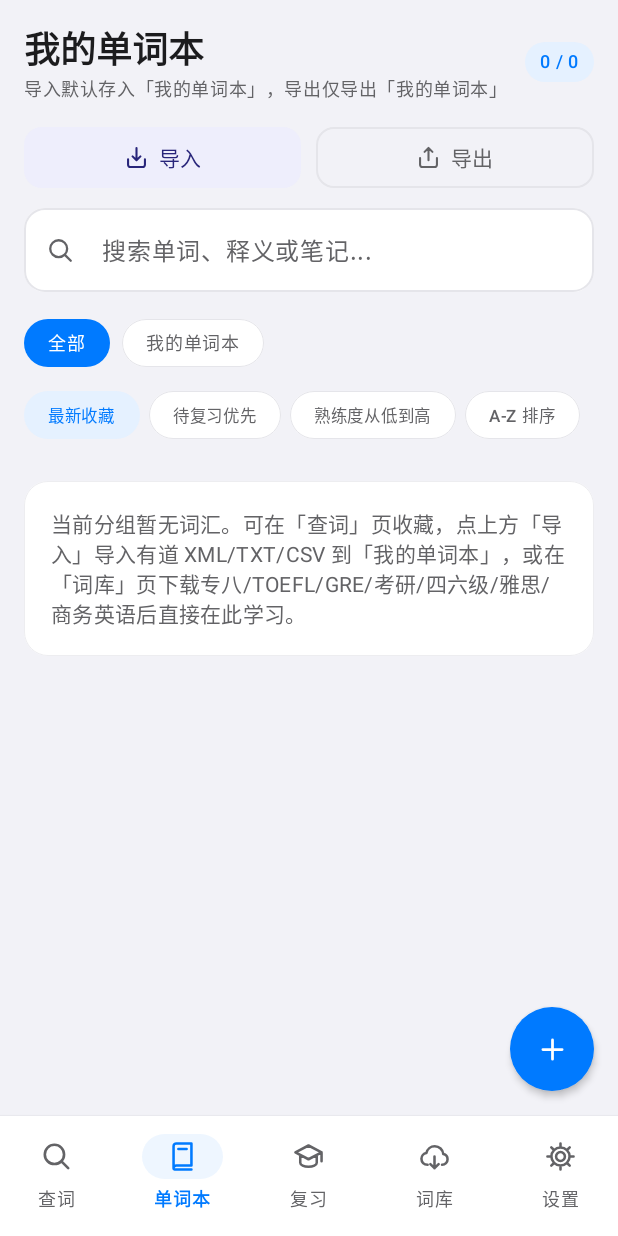
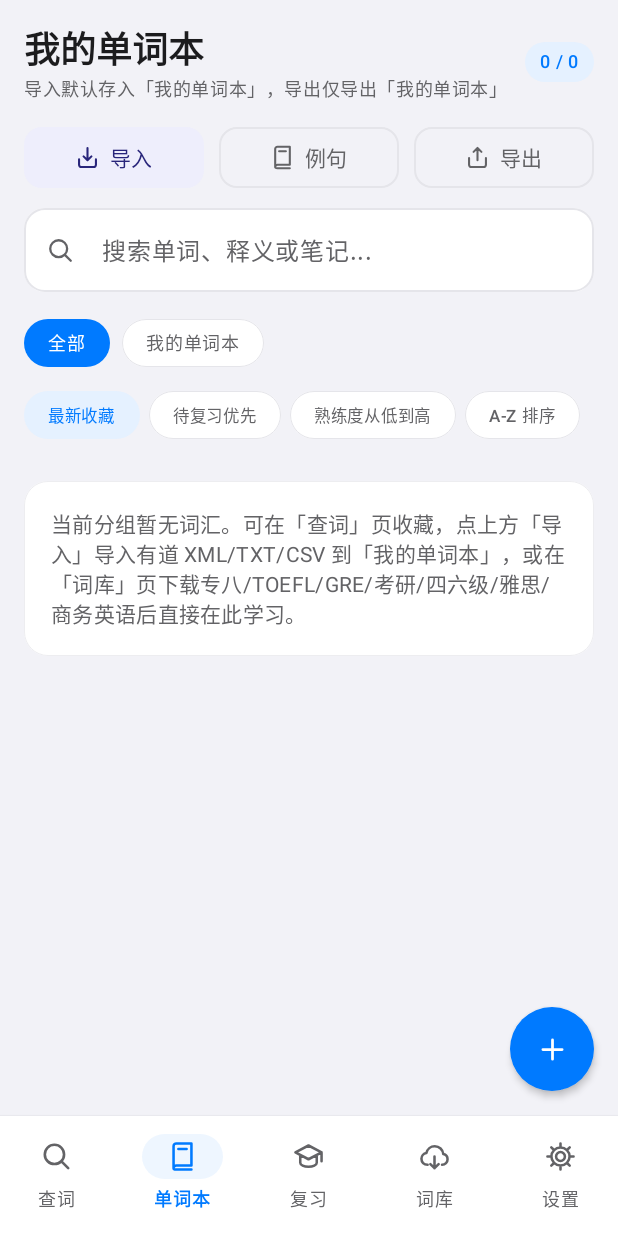
Before and after one commit to sleepy980wl/GeminiDictAndroid-lite, an Android app built with Jetpack Compose: the screen it shows after launch (MainActivity), item 2 of the bottom bar chosen, on a phone screen of 412 x 824 dp. Run offline under Robolectric (Android 15) with nearby library versions, the phone set to English and light mode, and no system bars; our stand-ins replace Room's generated code; libraries missing offline, so code that uses them is left out: com.k2fsa.sherpa; 11 statements that could not run were skipped.

Commit message:
feat: one-tap example fill in wordbook + auto-read in review
Wordbook: new "例句" button between 导入 and 导出. It fills in a
missing example sentence for every word in 我的单词本 from an
already-downloaded dictionary that carries bilingual examples (the
kajweb exam books): one best sentence per word — exact word match,
kajweb sources first, then the shortest example. Words with no match
stay untouched and are counted in the result banner; if no downloaded
dictionary has examples at all, the banner says to download one first.
Idempotent: running it again only touches words still missing one.

Review: when a new card appears, the word is read aloud once in the
accent chosen in Settings (speakEnglish with no override uses the
saved en-US/en-GB accent); when the answer is revealed, its example
sentence is read aloud once. Works in both 词卡记忆 and 拼写听写
modes; the manual 美音/英音 buttons are unchanged.

```diff
--- a/app/src/main/java/com/geminidict/app/data/local/dao/Daos.kt
+++ b/app/src/main/java/com/geminidict/app/data/local/dao/Daos.kt
@@ -97,6 +97,17 @@ interface DictionaryDao {
 
     @Query("SELECT * FROM dictionary_entries WHERE wordLower IN (:wordsLower)")
     suspend fun getExactBatch(wordsLower: List<String>): List<DictionaryEntryEntity>
+
+    /**
+     * Example sentences for exact word matches, from already-downloaded
+     * dictionaries only (the kajweb exam books carry bilingual examples).
+     * Used by the wordbook's one-tap example fill: one best sentence per word.
+     */
+    @Query("SELECT * FROM dictionary_entries WHERE wordLower IN (:wordsLower) AND example != ''")
+    suspend fun getExamplesForWords(wordsLower: List<String>): List<DictionaryEntryEntity>
+
+    @Query("SELECT COUNT(*) FROM dictionary_entries WHERE example != ''")
+    suspend fun countEntriesWithExample(): Int
 
     @Insert(onConflict = OnConflictStrategy.REPLACE)
     suspend fun insertAll(entries: List<DictionaryEntryEntity>)
--- a/app/src/main/java/com/geminidict/app/ui/screens/WordbookScreen.kt
+++ b/app/src/main/java/com/geminidict/app/ui/screens/WordbookScreen.kt
@@ -215,6 +215,17 @@ fun WordbookScreen(viewModel: MainViewModel) {
                     Icon(AppleIcons.SquareArrowDown, contentDescription = null, modifier = Modifier.size(18.dp))
                     Spacer(Modifier.width(6.dp))
                     Text("导入", fontWeight = FontWeight.Medium)
+                }
+                OutlinedButton(
+                    onClick = { viewModel.fillMissingExamples() },
+                    modifier = Modifier.weight(1f),
+                    shape = RoundedCornerShape(12.dp),
+                    border = BorderStroke(0.8.dp, MaterialTheme.colorScheme.outlineVariant),
+                    contentPadding = PaddingValues(vertical = 10.dp)
+                ) {
+                    Icon(AppleIcons.BookClosed, contentDescription = null, modifier = Modifier.size(18.dp))
+                    Spacer(Modifier.width(6.dp))
+                    Text("例句", fontWeight = FontWeight.Medium)
                 }
                 OutlinedButton(
                     onClick = { exportLauncher.launch("my_wordbook_youdao.xml") },
```
Also changed, not shown: app/src/main/java/com/geminidict/app/ui/screens/ReviewScreen.kt (+17 -0 lines), app/src/main/java/com/geminidict/app/ui/viewmodel/MainViewModel.kt (+57 -0 lines).
